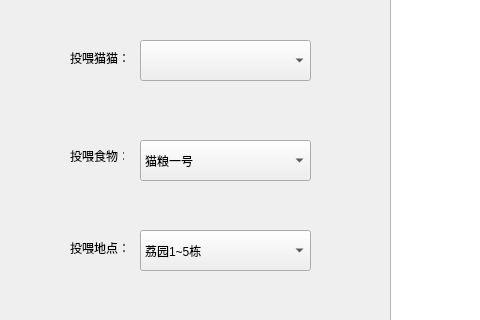
The window that design/userWindow.ui (ScarecrowL1/DB-coursework-CampusCat) describes before a commit, drawn with Qt 5; both pictures show x 0 to 480 and y 190 to 510 of the 999 by 664 pixel window.
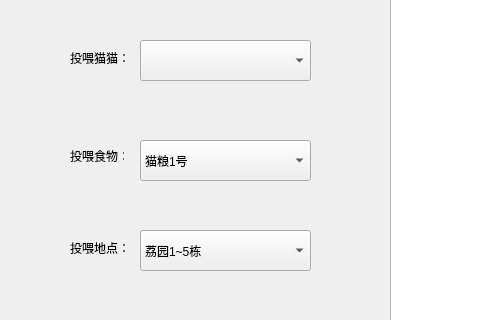
The same window after the commit. The open tabs and pages were chosen to show the change.

The edit to the form file:
```diff
--- a/design/userWindow.ui
+++ b/design/userWindow.ui
@@ -444,7 +444,7 @@
       </property>
       <item>
        <property name="text">
-        <string>猫粮一号</string>
+        <string>猫粮1号</string>
        </property>
       </item>
       <item>
```
Left out of the diff: 12 changed lines with no effect on the pictures.
